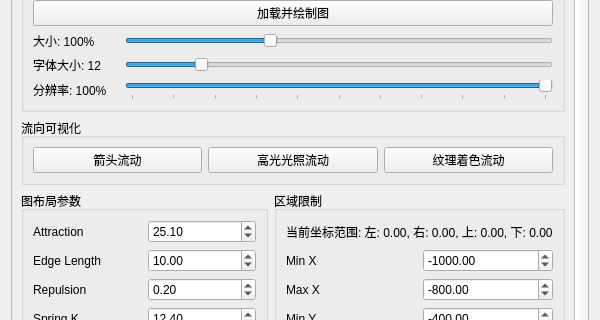
Above: vis4earth/graph_viser/graph_layout.ui from junjiangyue/vis-on-earth-qt-osg before the change; both pictures show x 0 to 600 and y 114 to 434 of the 600 by 800 pixel window. Below: the same form after it.
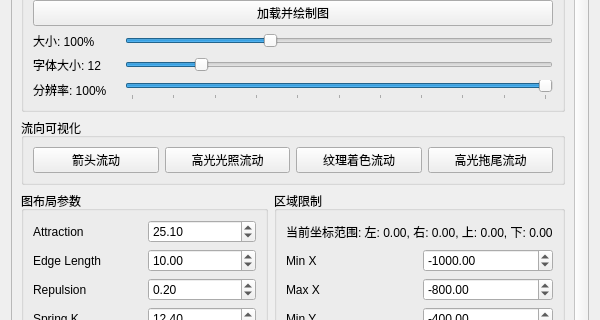
That is the form after the change.

Commit message: 四种流动效果

What changed in the file:
```diff
--- a/vis4earth/graph_viser/graph_layout.ui
+++ b/vis4earth/graph_viser/graph_layout.ui
@@ -173,6 +173,13 @@
                         </property>
                       </widget>
                     </item>
+                    <item>
+                      <widget class="QPushButton" name="starFlowButton">
+                        <property name="text">
+                          <string>高光拖尾流动</string>
+                        </property>
+                      </widget>
+                    </item>
                   </layout>
                 </widget>
               </item>
```
The commit also changes 2 other files.
